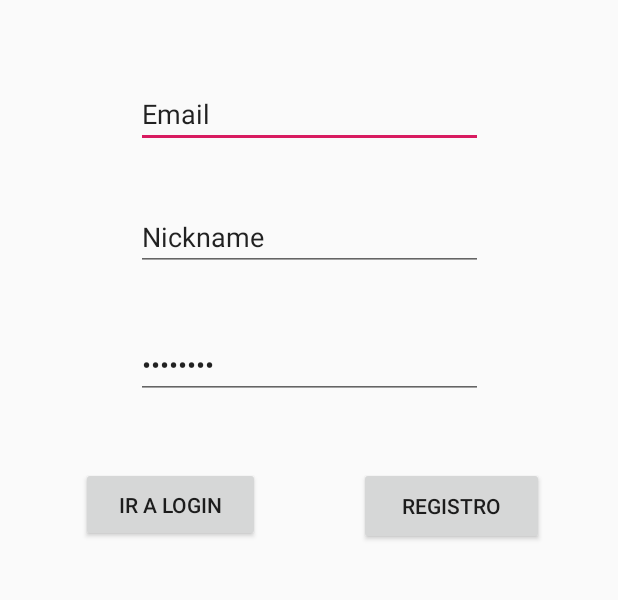
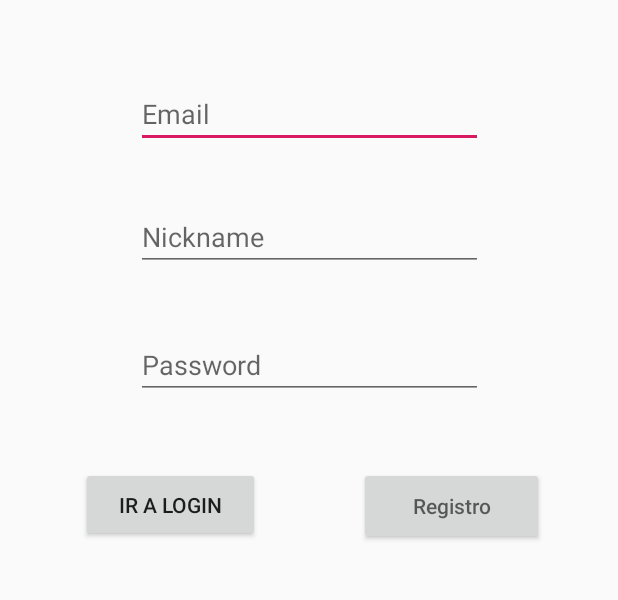
Before and after one commit to loen1995/UntitledSocialGame, an Android app: the screen it shows after launch (RegisterUserActivity), after a tap on "IR A REGISTRO", on a phone screen of 412 x 824 dp, the part 291-891 px from its top. Run offline under Robolectric (Android 15) with nearby library versions, the phone set to English and light mode, and no system bars; our stand-ins replace Firebase (no records; nobody signed in at launch, a user with empty details on screens opened directly).

Commit message:
Editado Login y Registro, y añadida función LogOut V. 1.0 ---------------------------------------------------------- + Cambiado de text a hint los campos tanto del registro   como del login + Añadida función de LogOut (versión en beta)
- Eliminado del layout app_bar_main botones y elementos
- Eliminados hardcodes en Registro

```diff
--- a/app/src/main/java/com/gimbernat/UntitledSocialGame/scenes/boot/ui/send/SendFragment.java
+++ b/app/src/main/java/com/gimbernat/UntitledSocialGame/scenes/boot/ui/send/SendFragment.java
@@ -1,5 +1,6 @@
 package com.gimbernat.UntitledSocialGame.scenes.boot.ui.send;
 
+import android.content.Intent;
 import android.os.Bundle;
 import android.view.LayoutInflater;
 import android.view.View;
@@ -13,6 +14,7 @@ import androidx.lifecycle.Observer;
 import androidx.lifecycle.ViewModelProviders;
 
 import com.gimbernat.UntitledSocialGame.R;
+import com.gimbernat.UntitledSocialGame.scenes.boot.BootActivity;
 
 public class SendFragment extends Fragment {
 
@@ -30,6 +32,10 @@ public class SendFragment extends Fragment {
                 textView.setText(s);
             }
         });
+
+        Intent view = new Intent(SendFragment.this.getActivity(), BootActivity.class);
+        view.setAction(Intent.ACTION_VIEW);
+        startActivity(view);
         return root;
     }
 }
--- a/app/src/main/res/layout/activity_register.xml
+++ b/app/src/main/res/layout/activity_register.xml
@@ -24,7 +24,7 @@
         android:layout_weight="1"
         android:ems="10"
         android:inputType="textEmailAddress"
-        android:text="@string/email"
+        android:hint="@string/email"
         app:layout_constraintBottom_toBottomOf="parent"
         app:layout_constraintEnd_toEndOf="parent"
         app:layout_constraintStart_toStartOf="parent"
@@ -37,7 +37,7 @@
         android:layout_height="52dp"
         android:layout_marginTop="45dp"
         android:layout_weight="1"
-        android:text="@string/registro"
+        android:hint="@string/registro"
         app:layout_constraintBottom_toBottomOf="parent"
         app:layout_constraintEnd_toEndOf="parent"
         app:layout_constraintHorizontal_bias="0.829"
@@ -52,7 +52,7 @@
         android:layout_weight="1"
         android:ems="10"
         android:inputType="textPassword"
-        android:text="@string/password"
+        android:hint="@string/password"
         app:layout_constraintBottom_toBottomOf="parent"
         app:layout_constraintEnd_toEndOf="parent"
         app:layout_constraintStart_toStartOf="parent"
@@ -67,7 +67,7 @@
         android:layout_weight="1"
         android:ems="10"
         android:inputType="textEmailAddress"
-        android:text="Nickname"
+        android:hint="@string/nickname"
         app:layout_constraintBottom_toBottomOf="parent"
         app:layout_constraintEnd_toEndOf="parent"
         app:layout_constraintStart_toStartOf="parent"
--- a/app/src/main/res/values/strings.xml
+++ b/app/src/main/res/values/strings.xml
@@ -8,6 +8,7 @@
     <string name="irLogin">Ir a Login</string>
     <string name="registro">Registro</string>
     <string name="password">Password</string>
+    <string name="nickname">Nickname</string>
     //Mapa
     <string name="title_activity_google_maps">Map</string>
 
```
Also changed, not shown: app/src/main/java/com/gimbernat/UntitledSocialGame/scenes/boot/ui/send/SendViewModel.java (+9 -0 lines), app/src/main/res/layout/activity_login.xml (+4 -4 lines), app/src/main/res/layout/app_bar_main.xml (+0 -7 lines), app/src/main/res/menu/activity_main_drawer.xml (+8 -1 lines).
